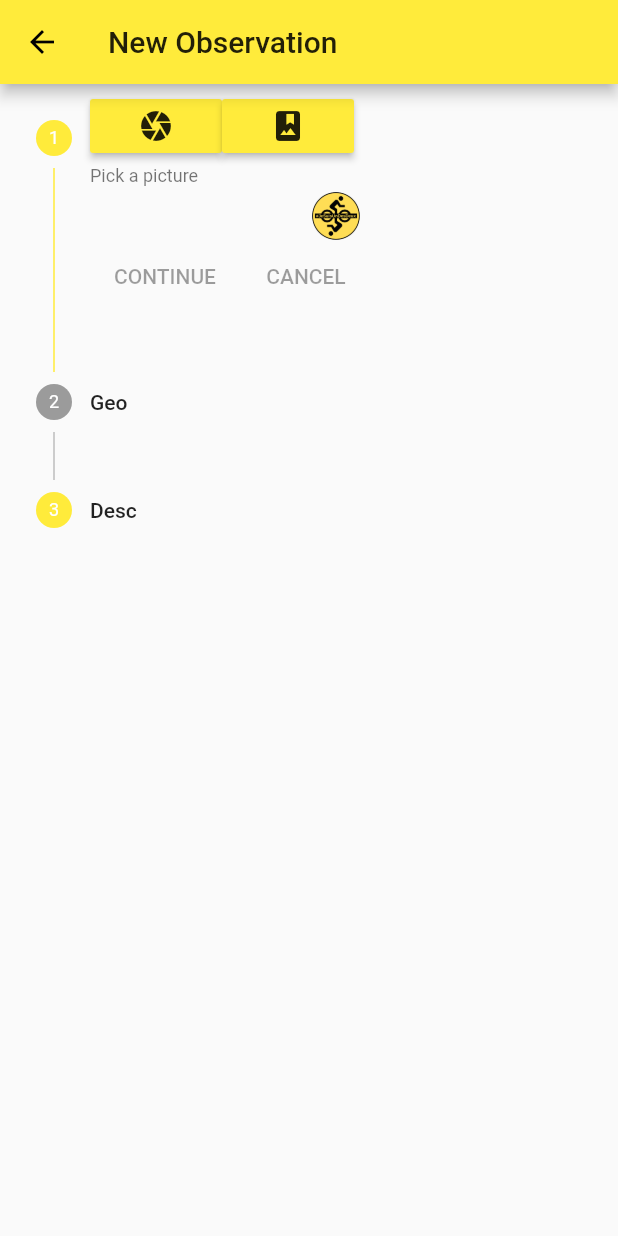
After one commit to jesuisundesdeux/vigilo-mobile-flutter, a Flutter app: the screen it shows after launch, tab 2 chosen, after a tap on the "add a photo" icon, on a phone screen of 412 x 824 dp. The commit adds this screen. Run offline on Flutter 3.47's test engine with Material 2 defaults, Android fonts, the phone set to English and light mode, and no system bars; our stand-ins replace google_maps_flutter, image_picker.

Commit message:
Add image picker and gg map.

```diff
--- a/lib/main.dart
+++ b/lib/main.dart
@@ -3,6 +3,7 @@ import 'package:flutter/material.dart';
 import 'splashscreen.dart';
 import 'tabs/counter.dart';
 import 'tabs/myobs.dart';
+
 
 void main() => runApp(new MaterialApp(
       home: new SplashScreen(),
@@ -12,13 +13,15 @@ void main() => runApp(new MaterialApp(
     ));
 
 class VigiloApp extends StatelessWidget {
+
   @override
   Widget build(BuildContext context) {
+    ThemeData theme = ThemeData(
+      primarySwatch: Colors.yellow,
+    );
     return MaterialApp(
         title: 'Vigilo',
-        theme: ThemeData(
-          primarySwatch: Colors.yellow,
-        ),
+        theme: theme,
         home: DefaultTabController(
           length: 3,
           child: Scaffold(
@@ -55,14 +58,14 @@ class VigiloApp extends StatelessWidget {
                 ),
                 Padding(
                   padding: EdgeInsets.all(10),
-                  child: ObservationWidget(),
+                  child: ObservationWidget(theme),
                 ),
                 Padding(
                   padding: EdgeInsets.all(10),
                   child: CounterPage(title: "Montpellier"),
                 )
               ],
-            ),
+            )
           ),
         ));
   }
--- a/lib/tabs/counter.dart
+++ b/lib/tabs/counter.dart
@@ -38,6 +38,7 @@ class _CounterPageState extends State<CounterPage> {
         ),
       ),
       floatingActionButton: FloatingActionButton(
+
         onPressed: _incrementCounter,
         tooltip: 'Increment',
         child: Icon(Icons.add),
--- /dev/null
+++ b/lib/tabs/mymap.dart
@@ -0,0 +1,48 @@
+import 'dart:async';
+
+import 'package:flutter/material.dart';
+import 'package:google_maps_flutter/google_maps_flutter.dart';
+
+
+class MyMap extends StatefulWidget {
+  @override
+  State<MyMap> createState() => MyMapState();
+}
+
+class MyMapState extends State<MyMap> {
+  Completer<GoogleMapController> _controller = Completer();
+
+  static final CameraPosition _kGooglePlex = CameraPosition(
+    target: LatLng(37.42796133580664, -122.085749655962),
+    zoom: 14.4746,
+  );
+
+  static final CameraPosition _kLake = CameraPosition(
+      bearing: 192.8334901395799,
+      target: LatLng(37.43296265331129, -122.08832357078792),
+      tilt: 59.440717697143555,
+      zoom: 19.151926040649414);
+
+  @override
+  Widget build(BuildContext context) {
+    return new Scaffold(
+      body: GoogleMap(
+        mapType: MapType.hybrid,
+        initialCameraPosition: _kGooglePlex,
+        onMapCreated: (GoogleMapController controller) {
+          _controller.complete(controller);
+        },
+      ),
+      floatingActionButton: FloatingActionButton.extended(
+        onPressed: _goToTheLake,
+        label: Text('To the lake!'),
+        icon: Icon(Icons.directions_boat),
+      ),
+    );
+  }
+
+  Future<void> _goToTheLake() async {
+    final GoogleMapController controller = await _controller.future;
+    controller.animateCamera(CameraUpdate.newCameraPosition(_kLake));
+  }
+}
--- a/lib/tabs/myobs.dart
+++ b/lib/tabs/myobs.dart
@@ -1,15 +1,31 @@
 import 'package:flutter/material.dart';
 
+import 'newobs.dart';
+
 class ObservationWidget extends StatefulWidget {
-  ObservationWidget({Key key, this.title}) : super(key: key);
 
-  final String title;
+  ObservationWidget(this.theme, {Key key}) : super(key: key);
+
+
+  final ThemeData theme;
 
   @override
-  _ObservationState createState() => new _ObservationState();
+  _ObservationState createState() => new _ObservationState(theme);
 }
 
+Future<int> _addObs(BuildContext context, ThemeData theme) async {
+    return await showDialog<int>(
+        context: context,
+        builder: (BuildContext context) {
+          return NewObservation(theme);
+        });
+  }
+
 class _ObservationState extends State<ObservationWidget> {
+
+ _ObservationState(this.theme);
+
+   final ThemeData theme;
 
   int count = 1;
 
@@ -32,5 +48,11 @@ class _ObservationState extends State<ObservationWidget> {
         itemBuilder: (context, index) {
           return ListTile(title: Text("item $index"));
         },
-      ));
+      )
+      ,
+            floatingActionButton: new FloatingActionButton(
+                child: Icon(Icons.add_a_photo),
+                onPressed: () async {
+                  _addObs(context, theme);
+                }),);
 }
--- /dev/null
+++ b/lib/tabs/newobs.dart
@@ -0,0 +1,135 @@
+import 'package:flutter/material.dart';
+import 'dart:async';
+import 'dart:io';
+import 'package:image_picker/image_picker.dart';
+import 'mymap.dart';
+
+class NewObservation extends StatefulWidget {
+  NewObservation(this.theme);
+  final ThemeData theme;
+  @override
+  _NewObservationState createState() => new _NewObservationState(theme);
+}
+
+class _NewObservationState extends State<NewObservation> {
+  _NewObservationState(this.theme);
+
+  final ThemeData theme;
+
+  int current = 0;
+
+  File _imageFile;
+  Image _image = Image.asset("assets/images/jeSuisUnDesDeux.png", width: 32);
+
+
+
+  pickPhoto(ImageSource source) => () async {
+        var imageFile = await ImagePicker.pickImage(source: source);
+
+        setState(() {
+          _imageFile = imageFile;
+          _image = Image.file(_imageFile);
+        });
+      };
+
+  bool canContinue() {
+    switch(current){
+      case 0  : return _imageFile != null;
+    }
+    return false;
+  }
+
+  @override
+  Widget build(BuildContext context) {
+    List<Step> steps = [
+      new Step(
+          subtitle: Text("Pick a picture"),
+          title: Row(children: [
+            RaisedButton(
+              color: theme.accentColor,
+              child: Icon(Icons.camera),
+              onPressed: pickPhoto(ImageSource.camera),
+            ),
+            RaisedButton(
+              color: theme.accentColor,
+              child: Icon(Icons.photo_album),
+              onPressed: pickPhoto(ImageSource.gallery),
+            )
+          ]),
+          content: _image,
+          isActive: true),
+      new Step(
+          title: Text("Geo"),
+          content: ConstrainedBox(
+            constraints: BoxConstraints(minHeight: 100, maxHeight: 400, minWidth: 100, maxWidth: 300),
+            child: MyMap()),
+          isActive: _imageFile != null),
+      new Step(title: Text("Desc"), content: new Text("Hello!"), isActive: true)
+    ];
+
+    return new Scaffold(
+        appBar: AppBar(
+            title: Text("New Observation"), backgroundColor: theme.accentColor),
+        body: Theme(
+            data: theme,
+            child: new Stepper(
+              currentStep: current,
+              steps: steps,
+              type: StepperType.vertical,
+              onStepTapped: (step) {
+                setState(() {
+                  current = step;
+                });
+              },
+              onStepCancel: () {
+                // On hitting cancel button, change the state
+                setState(() {
+                  // update the variable handling the current step value
+                  // going back one step i.e subtracting 1, until its 0
+                  if (current > 0) {
+                    current = current - 1;
+                  } else {
+                    current = 0;
+                  }
+                });
+                // Log function call
+                print("onStepCancel : " + current.toString());
+              },
+              onStepContinue: () {
+                setState(() {
+                  // update the variable handling the current step value
+                  // going back one step i.e adding 1, until its the length of the step
+                  if (current < steps.length - 1) {
+                    current = current + 1;
+                  } else {
+                    current = 0;
+                  }
+                });
+                // Log function call
+                print("onStepContinue : " + current.toString());
+              },
+              controlsBuilder:
+
+
+              (BuildContext context, {VoidCallback onStepContinue, VoidCallback onStepCancel}) {
+         return Row(
+           children: <Widget>[
+             FlatButton(
+               color: Theme.of(context).accentColor,
+               onPressed: canContinue()? onStepContinue : null,
+               child: const Text('CONTINUE'),
+
+             ),
+             FlatButton(
+               onPressed: onStepCancel,
+               child: const Text('CANCEL'),
+             ),
+           ],
+         );}
+
+
+
+              ,
+            )));
+  }
+}
--- a/pubspec.yaml
+++ b/pubspec.yaml
@@ -26,6 +26,8 @@ dependencies:
 
 dev_dependencies:
   flutter_launcher_icons: "^0.7.0"
+  image_picker: "^0.5.4"
+  google_maps_flutter: ^0.5.7
   flutter_test:
     sdk: flutter
 
```
Also changed, not shown: pubspec.lock, 16 other files.
